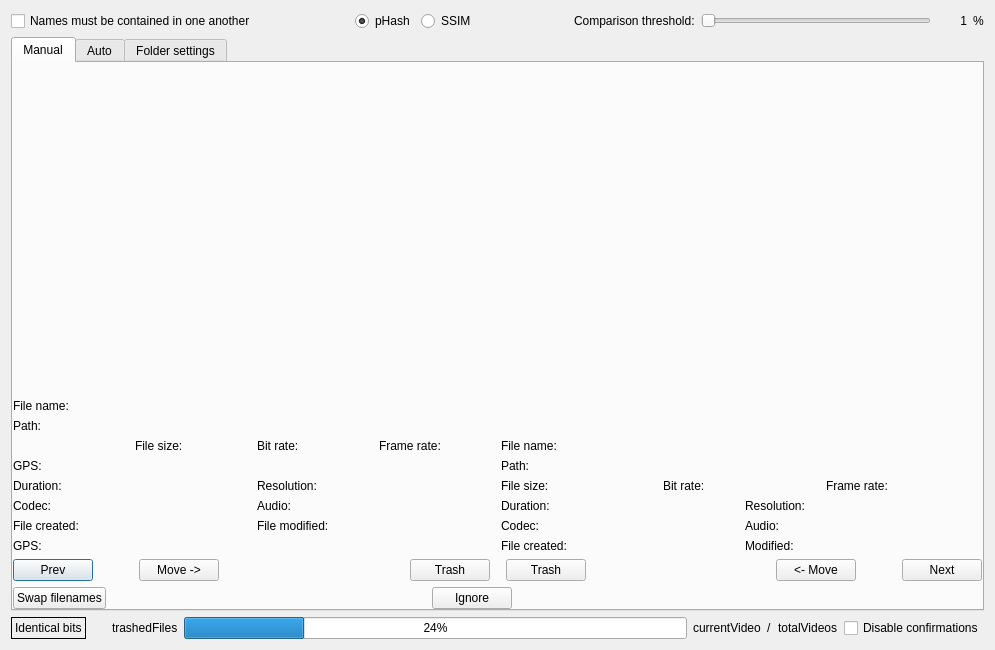
This is QtProject/app/comparison.ui in theophanemayaud/video-simili-duplicate-cleaner as Qt 5 draws it before an edit. The edited form follows.
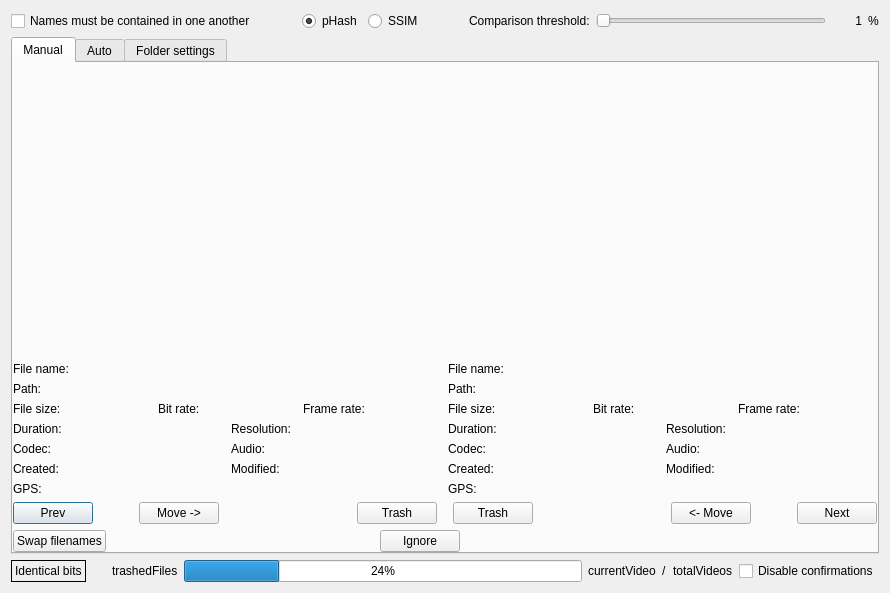
This is the edited form. Custom widgets are drawn as their Qt base class.

```diff
--- a/QtProject/app/comparison.ui
+++ b/QtProject/app/comparison.ui
@@ -6,8 +6,8 @@
    <rect>
     <x>0</x>
     <y>0</y>
-    <width>995</width>
-    <height>650</height>
+    <width>890</width>
+    <height>593</height>
    </rect>
   </property>
   <property name="windowTitle">
@@ -280,10 +280,10 @@
              </item>
              <item>
               <layout class="QGridLayout" name="gridLayoutLeftSizeBrFr">
-               <item row="2" column="3">
-                <layout class="QHBoxLayout" name="horizontalLayoutLeftFrameRate">
+               <item row="2" column="1">
+                <layout class="QHBoxLayout" name="horizontalLayoutLeftBitRate">
                  <item>
-                  <widget class="QLabel" name="labelLeftFrameRate">
+                  <widget class="QLabel" name="labelLeftBitRate">
                    <property name="sizePolicy">
                     <sizepolicy hsizetype="Maximum" vsizetype="Fixed">
                      <horstretch>0</horstretch>
@@ -291,12 +291,12 @@
                     </sizepolicy>
                    </property>
                    <property name="text">
-                    <string>Frame rate:</string>
+                    <string>Bit rate:</string>
                    </property>
                   </widget>
                  </item>
                  <item>
-                  <widget class="QLabel" name="leftFrameRate">
+                  <widget class="QLabel" name="leftBitRate">
                    <property name="sizePolicy">
                     <sizepolicy hsizetype="Ignored" vsizetype="Fixed">
                      <horstretch>0</horstretch>
@@ -310,37 +310,7 @@
                  </item>
                 </layout>
                </item>
-               <item row="6" column="0">
-                <layout class="QHBoxLayout" name="horizontalLayout_rightGps">
-                 <item>
-                  <widget class="QLabel" name="labelRightGps">
-                   <property name="sizePolicy">
-                    <sizepolicy hsizetype="Maximum" vsizetype="Preferred">
-                     <horstretch>0</horstretch>
-                     <verstretch>0</verstretch>
-                    </sizepolicy>
-                   </property>
-                   <property name="text">
-                    <string>GPS:</string>
-                   </property>
-                  </widget>
-                 </item>
-                 <item>
-                  <widget class="QLabel" name="rightGpsCoordinates">
-                   <property name="sizePolicy">
-                    <sizepolicy hsizetype="Ignored" vsizetype="Preferred">
-                     <horstretch>0</horstretch>
-                     <verstretch>0</verstretch>
-                    </sizepolicy>
-                   </property>
-                   <property name="text">
-                    <string/>
-                   </property>
-                  </widget>
-                 </item>
-                </layout>
-               </item>
-               <item row="2" column="1">
+               <item row="2" column="0">
                 <layout class="QHBoxLayout" name="horizontalLayoutLeftFileSize">
                  <item>
                   <widget class="QLabel" name="labelLeftFileSize">
@@ -371,9 +341,9 @@
                 </layout>
                </item>
                <item row="2" column="2">
-                <layout class="QHBoxLayout" name="horizontalLayoutLeftBitRate">
+                <layout class="QHBoxLayout" name="horizontalLayoutLeftFrameRate">
                  <item>
-                  <widget class="QLabel" name="labelLeftBitRate">
+                  <widget class="QLabel" name="labelLeftFrameRate">
                    <property name="sizePolicy">
                     <sizepolicy hsizetype="Maximum" vsizetype="Fixed">
                      <horstretch>0</horstretch>
@@ -381,12 +351,12 @@
                     </sizepolicy>
                    </property>
                    <property name="text">
-                    <string>Bit rate:</string>
+                    <string>Frame rate:</string>
                    </property>
                   </widget>
                  </item>
                  <item>
-                  <widget class="QLabel" name="leftBitRate">
+                  <widget class="QLabel" name="leftFrameRate">
                    <property name="sizePolicy">
                     <sizepolicy hsizetype="Ignored" vsizetype="Fixed">
                      <horstretch>0</horstretch>
@@ -440,36 +410,6 @@
                  </item>
                 </layout>
                </item>
-               <item row="6" column="0">
-                <layout class="QHBoxLayout" name="horizontalLayout_leftGps">
-                 <item>
-                  <widget class="QLabel" name="labelLeftGps">
-                   <property name="sizePolicy">
-                    <sizepolicy hsizetype="Maximum" vsizetype="Preferred">
-                     <horstretch>0</horstretch>
-                     <verstretch>0</verstretch>
-                    </sizepolicy>
-                   </property>
-                   <property name="text">
-                    <string>GPS:</string>
-                   </property>
-                  </widget>
-                 </item>
-                 <item>
-                  <widget class="QLabel" name="leftGpsCoordinates">
-                   <property name="sizePolicy">
-                    <sizepolicy hsizetype="Ignored" vsizetype="Preferred">
-                     <horstretch>0</horstretch>
-                     <verstretch>0</verstretch>
-                    </sizepolicy>
-                   </property>
-                   <property name="text">
-                    <string/>
-                   </property>
-                  </widget>
-                 </item>
-                </layout>
-               </item>
                <item row="3" column="0">
                 <layout class="QHBoxLayout" name="horizontalLayout_9">
                  <item>
@@ -511,7 +451,7 @@
                     </sizepolicy>
                    </property>
                    <property name="text">
-                    <string>File created:</string>
+                    <string>Created:</string>
                    </property>
                   </widget>
                  </item>
@@ -601,7 +541,7 @@
                     </sizepolicy>
                    </property>
                    <property name="text">
-                    <string>File modified:</string>
+                    <string>Modified:</string>
                    </property>
                   </widget>
                  </item>
@@ -622,6 +562,36 @@
                </item>
               </layout>
              </item>
+             <item>
+              <layout class="QHBoxLayout" name="horizontalLayout_leftGps">
+               <item>
+                <widget class="QLabel" name="labelLeftGps">
+                 <property name="sizePolicy">
+                  <sizepolicy hsizetype="Preferred" vsizetype="Preferred">
+                   <horstretch>0</horstretch>
+                   <verstretch>0</verstretch>
+                  </sizepolicy>
+                 </property>
+                 <property name="text">
+                  <string>GPS:</string>
+                 </property>
+                </widget>
+               </item>
+               <item>
+                <widget class="QLabel" name="leftGpsCoordinates">
+                 <property name="sizePolicy">
+                  <sizepolicy hsizetype="Expanding" vsizetype="Preferred">
+                   <horstretch>0</horstretch>
+                   <verstretch>0</verstretch>
+                  </sizepolicy>
+                 </property>
+                 <property name="text">
+                  <string/>
+                 </property>
+                </widget>
+               </item>
+              </layout>
+             </item>
             </layout>
            </item>
            <item>
@@ -896,7 +866,7 @@
                     </sizepolicy>
                    </property>
                    <property name="text">
-                    <string>File created:</string>
+                    <string>Created:</string>
                    </property>
                   </widget>
                  </item>
@@ -1007,6 +977,30 @@
                </item>
               </layout>
              </item>
+             <item>
+              <layout class="QHBoxLayout" name="horizontalLayout_rightGps">
+               <item>
+                <widget class="QLabel" name="labelRightGps">
+                 <property name="text">
+                  <string>GPS:</string>
+                 </property>
+                </widget>
+               </item>
+               <item>
+                <widget class="QLabel" name="rightGpsCoordinates">
+                 <property name="sizePolicy">
+                  <sizepolicy hsizetype="Expanding" vsizetype="Preferred">
+                   <horstretch>0</horstretch>
+                   <verstretch>0</verstretch>
+                  </sizepolicy>
+                 </property>
+                 <property name="text">
+                  <string/>
+                 </property>
+                </widget>
+               </item>
+              </layout>
+             </item>
             </layout>
            </item>
           </layout>
```
Left out of the diff: 96 changed lines with no effect on the pictures.
